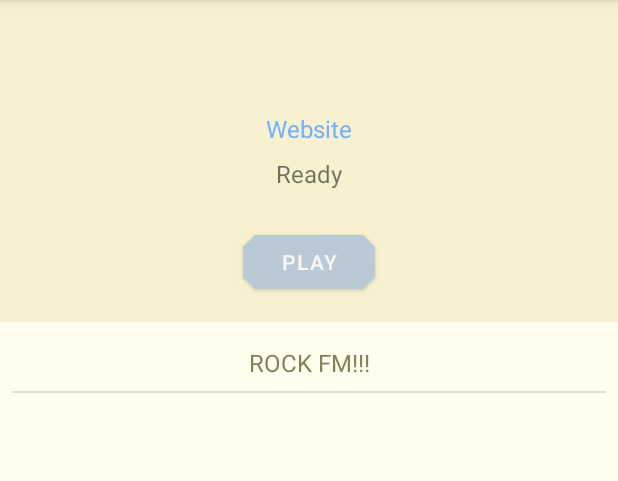
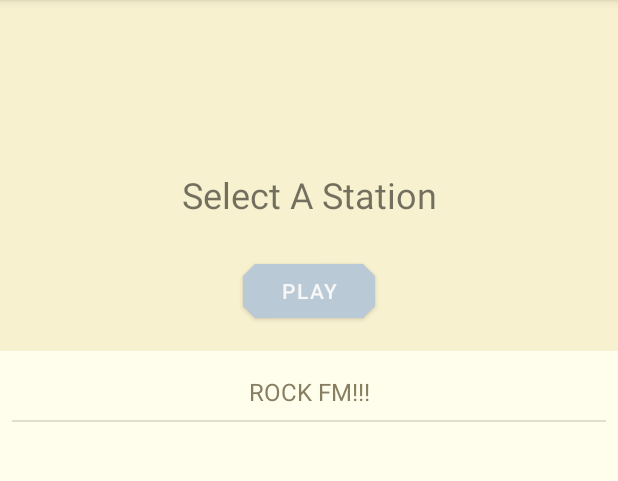
Before and after one commit to johncrawley/WebRadio, an Android app: the screen it shows after launch (MainActivity), on a phone screen of 412 x 824 dp, the part 84-565 px from its top. Run offline under Robolectric (Android 15) with nearby library versions, the phone set to English and light mode, and no system bars.

Commit message:
updated styling on website link.

```diff
--- a/app/src/main/java/com/jcrawley/webradio/MainActivity.java
+++ b/app/src/main/java/com/jcrawley/webradio/MainActivity.java
@@ -114,6 +114,13 @@
         startMediaPlayerService();
         loadCurrentStationPreference();
         setupBroadcastReceivers();
+        setupWebsiteLink();
+        setupIncomingIntentActions();
+        setInitialStatus();
+    }
+
+
+    private void setupIncomingIntentActions(){
         Intent intent = getIntent();
         if(intent !=null) {
             Uri data =  intent.getData();
@@ -252,12 +259,15 @@
     }
 
 
-    private void onClick(){
-        if(stationWebsite == null){
+    private void setupWebsiteLink(){
+        View websiteLinkTextView = findViewById(R.id.websiteLinkTextView);
+        websiteLinkTextView.setOnClickListener((View v)->{
+            if(stationWebsite == null || stationWebsite.trim().isEmpty()){
                 return;
             }
             Intent browserIntent = new Intent(Intent.ACTION_VIEW, Uri.parse(stationWebsite));
             startActivity(browserIntent);
+        });
     }
 
 
@@ -281,6 +291,7 @@
 
 
     private void select(StationEntity station){
+        playButton.setVisibility(View.VISIBLE);
         currentURL = station.getUrl();
         currentStationName = station.getName();
         stationWebsite = station.getLink();
@@ -293,8 +304,26 @@
 
 
     private void setWebsiteLinkVisibility(){
+        TextView websiteLinkTextView = findViewById(R.id.websiteLinkTextView);
+        int visibility = stationWebsite == null || stationWebsite.trim().isEmpty() ?
+                View.INVISIBLE :
+                View.VISIBLE;
+            websiteLinkTextView.setVisibility(visibility);
+    }
 
 
+    private void setInitialStatus(){
+        setWebsiteLinkVisibility();
+        if(currentURL == null){
+            int statusId = listAdapterHelper.getCount() == 0 ?
+                    R.string.status_add_a_station_to_begin
+                    : R.string.status_nothing_selected;
+            statusTextView.setText(statusId);
+            playButton.setVisibility(View.INVISIBLE);
+            return;
+        }
+        playButton.setVisibility(View.VISIBLE);
+        statusTextView.setText(R.string.status_ready);
     }
 
 
--- a/app/src/main/java/com/jcrawley/webradio/fragment/AddStationFragment.java
+++ b/app/src/main/java/com/jcrawley/webradio/fragment/AddStationFragment.java
@@ -92,9 +92,7 @@
         Drawable openIcon = AppCompatResources.getDrawable(activity,R.mipmap.ic_action_collection);
         openButton.setBackground(openIcon);
         openButton.setVisibility(View.VISIBLE);
-        openButton.setOnClickListener((View v) -> {
-            startOpenDocumentActivity();
-        });
+        openButton.setOnClickListener((View v) -> startOpenDocumentActivity());
     }
 
 
--- a/app/src/main/res/layout/current_station_detail.xml
+++ b/app/src/main/res/layout/current_station_detail.xml
@@ -27,10 +27,10 @@
         android:layout_width="wrap_content"
         android:layout_height="wrap_content"
         android:gravity="center_horizontal"
-        android:paddingBottom="@dimen/current_status_padding_bottom"
+        android:paddingBottom="@dimen/website_link_padding_bottom"
         android:text="@string/website_link"
         android:textColor="@color/website_link"
-        android:textSize="@dimen/current_status_text_size"
+        android:textSize="@dimen/website_link_text_size"
         app:layout_constraintBottom_toTopOf="@+id/playStatusTextView"
         app:layout_constraintEnd_toEndOf="parent"
         app:layout_constraintHorizontal_bias="0.498"
--- a/app/src/main/res/values/colors.xml
+++ b/app/src/main/res/values/colors.xml
@@ -8,7 +8,7 @@
     <color name="black">#FF000000</color>
     <color name="white">#FFFFFFFF</color>
 
-    <color name="website_link">#71B1FF</color>
+    <color name="website_link">#1565C0</color>
 
 
     <color name="notification_bar_dark">#411602</color>
@@ -20,7 +20,7 @@
     <color name="station_detail_background_dark">#151A1E</color>
     <color name="station_list_background_dark">#11161A</color>
     <color name="general_dialog_background_dark">#11161A</color>
-    <color name="station_detail_button_text_color_dark">#4E4E4E</color>
+    <color name="station_detail_button_text_color_dark">#2B2B2B</color>
     <color name="station_list_item_text_color_dark">#F8F7F7</color>
 
     <color name="background_bright">#FAFFEC</color>
--- a/app/src/main/res/values/dimens.xml
+++ b/app/src/main/res/values/dimens.xml
@@ -1,11 +1,13 @@
 <?xml version="1.0" encoding="utf-8"?>
 <resources>
     <dimen name="current_station_text_size">32sp</dimen>
-    <dimen name="current_status_text_size">16sp</dimen>
+    <dimen name="current_status_text_size">24sp</dimen>
+    <dimen name="website_link_text_size">14sp</dimen>
     <dimen name="dialog_edit_text_horizontal_padding">12dp</dimen>
     <dimen name="current_station_padding_top">12dp</dimen>
-    <dimen name="current_station_padding_bottom">8dp</dimen>
+    <dimen name="current_station_padding_bottom">6dp</dimen>
     <dimen name="current_status_padding_bottom">8dp</dimen>
+    <dimen name="website_link_padding_bottom">18dp</dimen>
     <dimen name="about_text_padding_horizontal">12dp</dimen>
     <dimen name="about_text_padding_vertical">6dp</dimen>
     <dimen name="about_dialog_ok_button_padding">12dp</dimen>
--- a/app/src/main/res/values/strings.xml
+++ b/app/src/main/res/values/strings.xml
@@ -20,7 +20,8 @@
     <string name="update_station_dialog_title">Edit Station Details</string>
     <string name="notification_title">WebRadio</string>
     <string name="status_ready">Ready</string>
-    <string name="status_nothing_selected">Select A Track</string>
+    <string name="status_nothing_selected">Select A Station</string>
+    <string name="status_add_a_station_to_begin">Add A Station To Begin</string>
     <string name="website_link">Website</string>
     <string name="status_connecting">Connecting</string>
     <string name="status_playing">Playing</string>
```
Also changed, not shown: app/src/main/AndroidManifest.xml (+7 -0 lines). Lines whose indentation alone changed are shown as unchanged.
